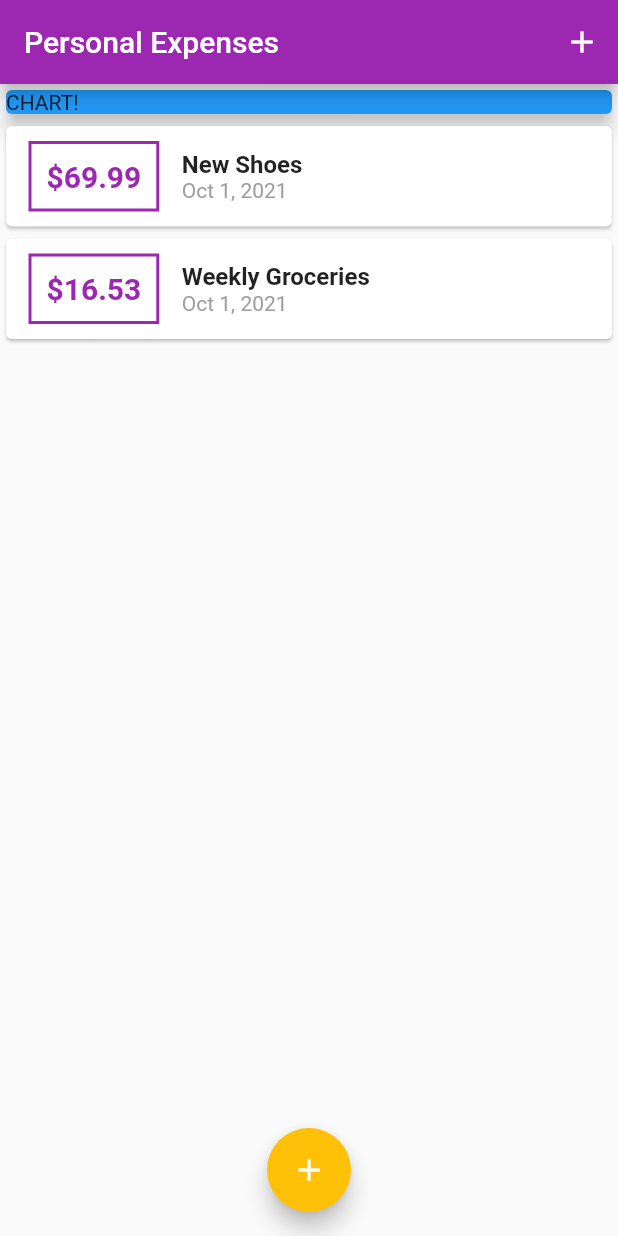
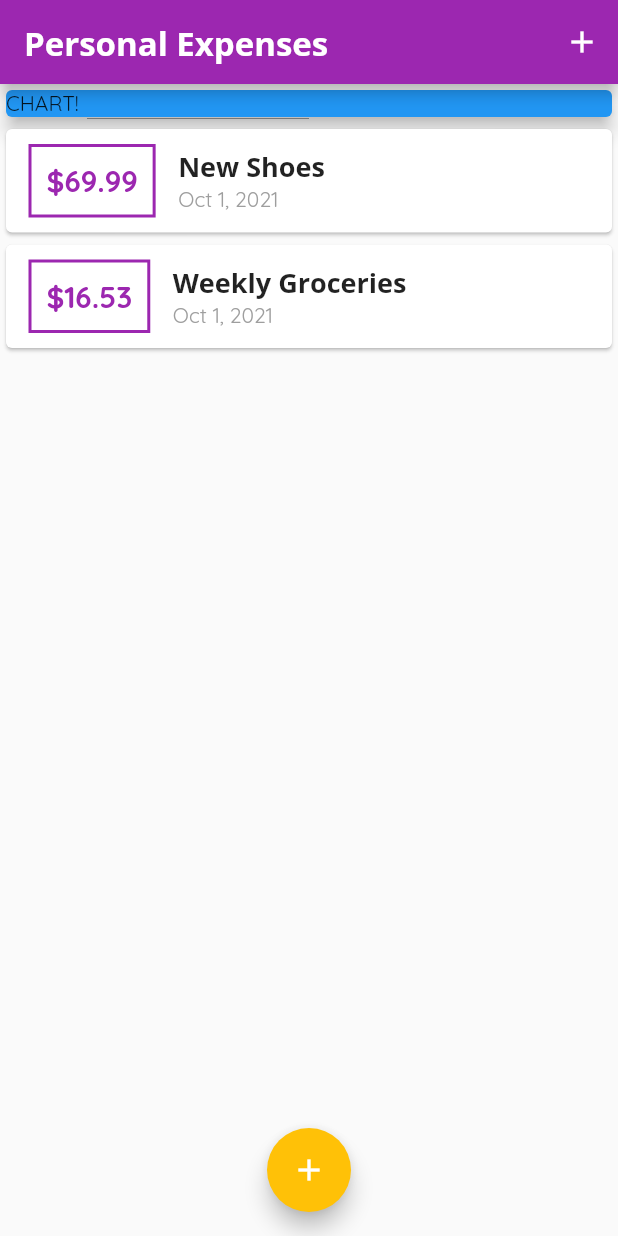
Before and after one commit to Ben1980/learn_flutter, a Flutter app: the screen it shows after launch, on a phone screen of 412 x 824 dp. Run offline on Flutter 3.47's test engine with Material 2 defaults, Android fonts, the phone set to English and light mode, and no system bars; missing offline and left inert: dart:ffi.

Commit message:
title and toolbar styling added to theme

```diff
--- a/personal_expenses/lib/main.dart
+++ b/personal_expenses/lib/main.dart
@@ -11,6 +11,30 @@ class MyApp extends StatelessWidget {
 
   final ThemeData theme = ThemeData(
     primarySwatch: Colors.purple,
+    fontFamily: 'Quicksand',
+    textTheme: const TextTheme(
+      headline6: TextStyle(
+        fontFamily: 'OpenSans',
+        fontSize: 18,
+        fontWeight: FontWeight.bold,
+      ),
+    ),
+    appBarTheme: AppBarTheme(
+      toolbarTextStyle: const TextTheme(
+        headline6: TextStyle(
+          fontFamily: 'OpenSans',
+          fontSize: 20,
+          fontWeight: FontWeight.bold,
+        ),
+      ).bodyText2,
+      titleTextStyle: const TextTheme(
+        headline6: TextStyle(
+          fontFamily: 'OpenSans',
+          fontSize: 22,
+          fontWeight: FontWeight.bold,
+        ),
+      ).headline6,
+    ),
   );
 
   @override
@@ -26,7 +50,7 @@ class MyApp extends StatelessWidget {
       //  primarySwatch: Colors.purple,
       //  accentColor: Colors.amber,
       //),
-      home: MyHomePage(),
+      home: const MyHomePage(),
     );
   }
 }
--- a/personal_expenses/lib/widgets/transaction_list.dart
+++ b/personal_expenses/lib/widgets/transaction_list.dart
@@ -43,10 +43,7 @@ class TransactionList extends StatelessWidget {
                   children: [
                     Text(
                       transactions[index].title,
-                      style: const TextStyle(
-                        fontWeight: FontWeight.bold,
-                        fontSize: 16,
-                      ),
+                      style: Theme.of(context).textTheme.headline6,
                     ),
                     Text(
                       DateFormat.yMMMd().format(transactions[index].date),
```
Also changed, not shown: personal_expenses/pubspec.yaml (+15 -10 lines), personal_expenses/assets/fonts/OpenSans-Bold.ttf (added), personal_expenses/assets/fonts/OpenSans-Regular.ttf (added), personal_expenses/assets/fonts/Quicksand-Bold.ttf (added), personal_expenses/assets/fonts/Quicksand-Light.ttf (added), personal_expenses/assets/fonts/Quicksand-Medium.ttf (added), personal_expenses/assets/fonts/Quicksand-Regular.ttf (added).
